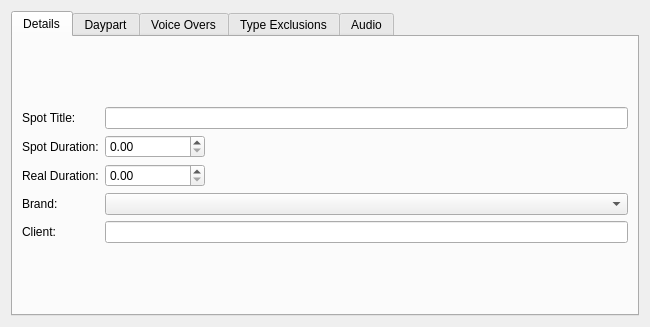
This is rave/Traffik/spotform.ui in pgathogo/raven as Qt 5 draws it before an edit. The edited form follows.
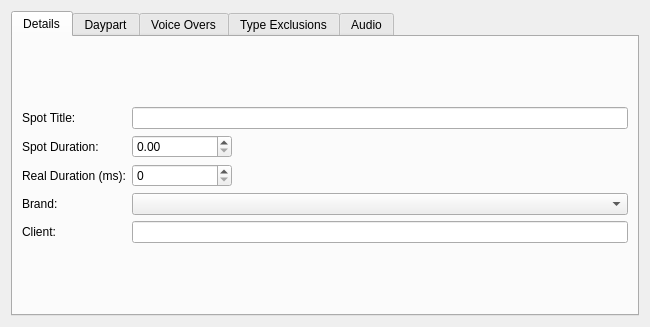
This is the edited form. The open tabs and pages were chosen to show the change.

Diff of the .ui file:
```diff
--- a/rave/Traffik/spotform.ui
+++ b/rave/Traffik/spotform.ui
@@ -85,7 +85,7 @@
          <item row="2" column="0">
           <widget class="QLabel" name="label_3">
            <property name="text">
-            <string>Real Duration:</string>
+            <string>Real Duration (ms):</string>
            </property>
           </widget>
          </item>
@@ -97,7 +97,7 @@
           </widget>
          </item>
          <item row="2" column="1">
-          <widget class="QDoubleSpinBox" name="edtRealDuration">
+          <widget class="QSpinBox" name="edtRealDuration">
            <property name="sizePolicy">
             <sizepolicy hsizetype="Fixed" vsizetype="Fixed">
              <horstretch>0</horstretch>
```
Left out of the diff: 2 changed lines with no effect on the pictures.
